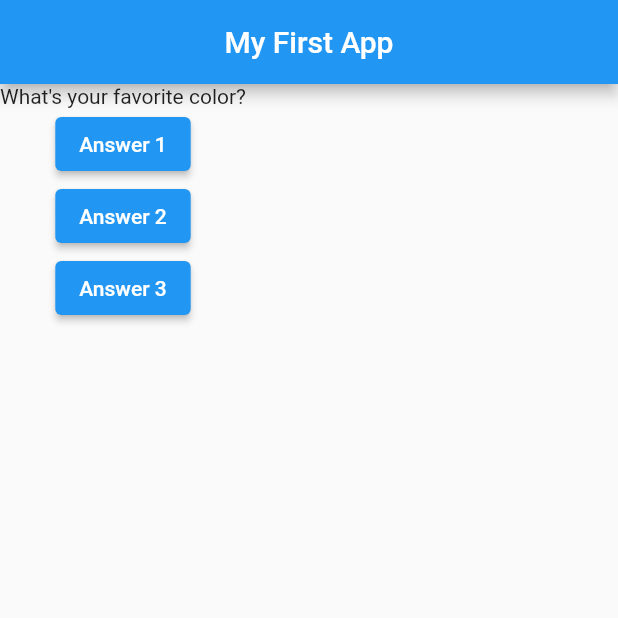
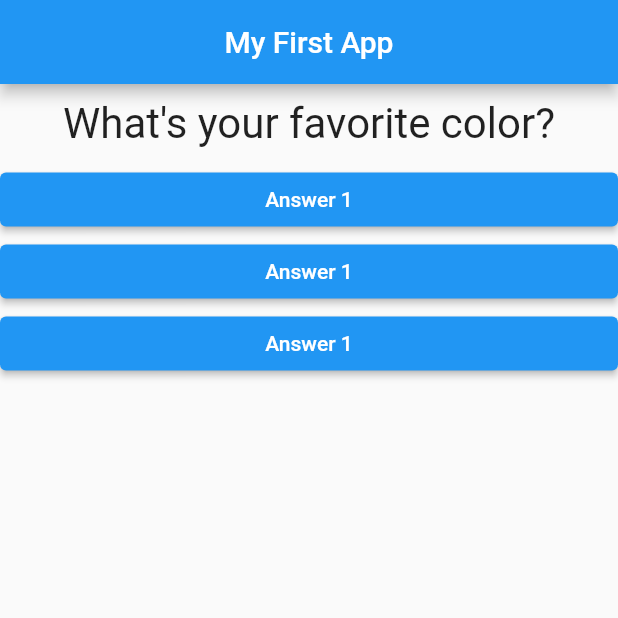
Before and after one commit to westsider/flutter_complete_guide, a Flutter app: the screen it shows after launch, on a phone screen of 412 x 824 dp, the top half of it. Run offline on Flutter 3.47's test engine with Material 2 defaults, Android fonts, the phone set to English and light mode, and no system bars.

Commit message:
refactor answer as a function

```diff
--- /dev/null
+++ b/lib/answer.dart
@@ -0,0 +1,18 @@
+import 'package:flutter/material.dart';
+
+class Answer extends StatelessWidget {
+  final VoidCallback selectHandler;
+  Answer(this.selectHandler);
+
+  @override
+  Widget build(BuildContext context) {
+    return Container(
+      width: double.infinity,
+      child: ElevatedButton(
+        onPressed: selectHandler,
+        child: Text('Answer 1'),
+        style: ElevatedButton.styleFrom(primary: Colors.blue),
+      ),
+    );
+  }
+}
--- a/lib/main.dart
+++ b/lib/main.dart
@@ -1,5 +1,6 @@
 import 'package:flutter/material.dart';
 import './question.dart';
+import './answer.dart';
 
 void main() => runApp(MyApp());
 
@@ -36,18 +37,9 @@ class _MyAppState extends State<MyApp> {
             Question(
               questions[questionIndex],
             ),
-            ElevatedButton(
-              onPressed: answerQuestion,
-              child: Text('Answer 1'),
-            ),
-            ElevatedButton(
-              onPressed: answerQuestion,
-              child: Text('Answer 2'),
-            ),
-            ElevatedButton(
-              onPressed: answerQuestion,
-              child: Text('Answer 3'),
-            ),
+            Answer(answerQuestion),
+            Answer(answerQuestion),
+            Answer(answerQuestion),
           ],
         ),
       ),
@@ -55,4 +47,4 @@ class _MyAppState extends State<MyApp> {
   }
 }
 
-// stopped at 3:45 quiz app
+// stopped at 4:11 quiz app
--- a/lib/question.dart
+++ b/lib/question.dart
@@ -1,10 +1,23 @@
+// ignore_for_file: must_be_immutable
+
 import 'package:flutter/material.dart';
 
 class Question extends StatelessWidget {
   String questionText;
-  Question(this.questionText);
+  Question(this.questionText, {Key? key}) : super(key: key);
+
   @override
   Widget build(BuildContext context) {
-    return Text(questionText);
+    return Container(
+      // take the entire screen width
+      width: double.infinity,
+      // assign 10 px to all constraints
+      margin: EdgeInsets.all(10),
+      child: Text(
+        questionText,
+        style: TextStyle(fontSize: 28),
+        textAlign: TextAlign.center,
+      ),
+    );
   }
 }
```
